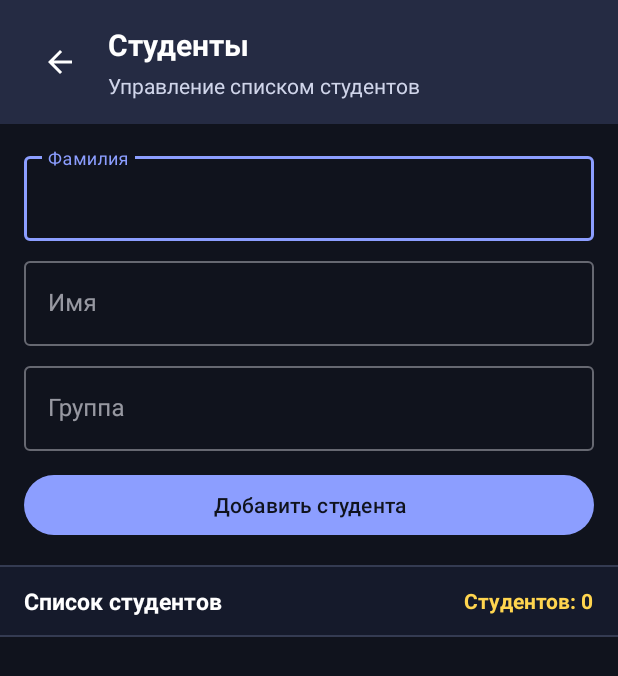
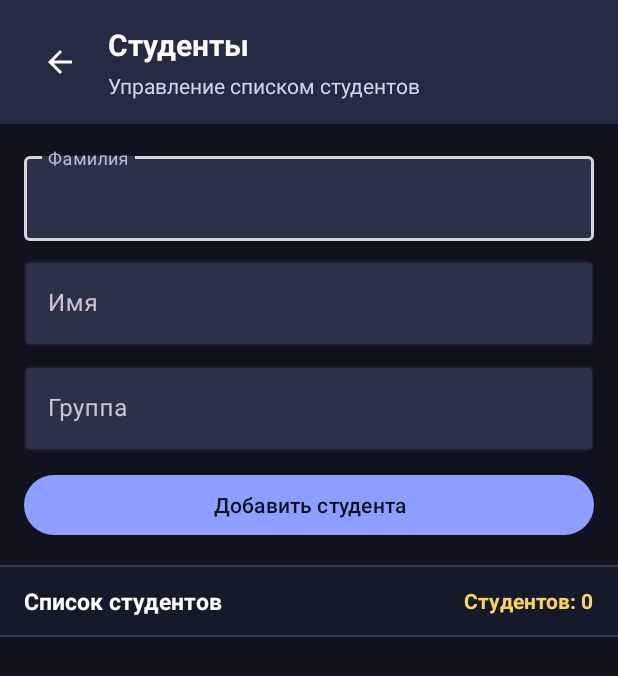
Before and after one commit to EvaElife1/AttendanceControl, an Android app: the StudentsActivity screen opened directly, with no data from a screen before it, on a phone screen of 412 x 824 dp. Shown: the top 676 px of the screen. Run offline under Robolectric (Android 15) with nearby library versions, the phone set to English and light mode, and no system bars; our stand-ins replace Room's generated code; 4 statements that could not run were skipped.

Commit message:
отсебятина

```diff
--- a/app/src/main/res/drawable/login_input_background.xml
+++ b/app/src/main/res/drawable/login_input_background.xml
@@ -1,6 +1,6 @@
 <?xml version="1.0" encoding="utf-8"?>
 <shape xmlns:android="http://schemas.android.com/apk/res/android">
     <solid android:color="@color/surface" />
-    <stroke android:width="1dp" android:color="@color/divider" />
+    <stroke android:width="1dp" android:color="@color/indigo_500" />
     <corners android:radius="12dp" />
 </shape>
--- a/app/src/main/res/layout/activity_statistics.xml
+++ b/app/src/main/res/layout/activity_statistics.xml
@@ -285,7 +285,7 @@
                     android:text="Фильтр записей"
                     android:textSize="13sp"
                     android:textStyle="bold"
-                    android:textColor="?attr/colorOnSurface"
+                    android:textColor="@color/on_surface"
                     android:layout_marginBottom="8dp" />
 
                 <!-- Строка с 2 компактными селекторами рядом -->
--- a/app/src/main/res/layout/activity_students.xml
+++ b/app/src/main/res/layout/activity_students.xml
@@ -62,45 +62,63 @@
         android:padding="16dp">
 
         <com.google.android.material.textfield.TextInputLayout
-            style="@style/Widget.MaterialComponents.TextInputLayout.OutlinedBox"
+            style="@style/Widget.Material3.TextInputLayout.OutlinedBox"
             android:layout_width="match_parent"
             android:layout_height="wrap_content"
             android:hint="Фамилия"
-            android:layout_marginBottom="8dp">
+            android:layout_marginBottom="8dp"
+            app:boxStrokeColor="@color/input_box_stroke"
+            app:boxBackgroundColor="@color/surface_variant"
+            app:hintTextColor="@color/text_secondary">
 
             <com.google.android.material.textfield.TextInputEditText
                 android:id="@+id/etLastName"
+                style="@style/Widget.App.TextInputEditText"
                 android:layout_width="match_parent"
                 android:layout_height="wrap_content"
-                android:inputType="textPersonName|textCapWords" />
+                android:inputType="textPersonName|textCapWords"
+                android:textColor="@color/white"
+                android:textColorHint="@color/text_secondary" />
         </com.google.android.material.textfield.TextInputLayout>
 
         <com.google.android.material.textfield.TextInputLayout
-            style="@style/Widget.MaterialComponents.TextInputLayout.OutlinedBox"
+            style="@style/Widget.Material3.TextInputLayout.OutlinedBox"
             android:layout_width="match_parent"
             android:layout_height="wrap_content"
             android:hint="Имя"
-            android:layout_marginBottom="8dp">
+            android:layout_marginBottom="8dp"
+            app:boxStrokeColor="@color/input_box_stroke"
+            app:boxBackgroundColor="@color/surface_variant"
+            app:hintTextColor="@color/text_secondary">
 
             <com.google.android.material.textfield.TextInputEditText
                 android:id="@+id/etFirstName"
+                style="@style/Widget.App.TextInputEditText"
                 android:layout_width="match_parent"
                 android:layout_height="wrap_content"
-                android:inputType="textPersonName|textCapWords" />
+                android:inputType="textPersonName|textCapWords"
+                android:textColor="@color/white"
+                android:textColorHint="@color/text_secondary" />
         </com.google.android.material.textfield.TextInputLayout>
 
         <com.google.android.material.textfield.TextInputLayout
-            style="@style/Widget.MaterialComponents.TextInputLayout.OutlinedBox"
+            style="@style/Widget.Material3.TextInputLayout.OutlinedBox"
             android:layout_width="match_parent"
             android:layout_height="wrap_content"
             android:hint="Группа"
-            android:layout_marginBottom="12dp">
+            android:layout_marginBottom="12dp"
+            app:boxStrokeColor="@color/input_box_stroke"
+            app:boxBackgroundColor="@color/surface_variant"
+            app:hintTextColor="@color/text_secondary">
 
             <com.google.android.material.textfield.TextInputEditText
                 android:id="@+id/etGroup"
+                style="@style/Widget.App.TextInputEditText"
                 android:layout_width="match_parent"
                 android:layout_height="wrap_content"
-                android:inputType="text" />
+                android:inputType="text"
+                android:textColor="@color/white"
+                android:textColorHint="@color/text_secondary" />
         </com.google.android.material.textfield.TextInputLayout>
 
         <Button
--- a/app/src/main/res/values/themes.xml
+++ b/app/src/main/res/values/themes.xml
@@ -16,6 +16,10 @@
         <item name="colorOnBackground">@color/on_background</item>
         <item name="colorOnSurface">@color/on_surface</item>
 
+        <item name="android:editTextColor">@color/white</item>
+        <item name="android:textColorPrimary">@color/white</item>
+        <item name="editTextStyle">@style/Widget.App.TextInputEditText</item>
+
         <item name="android:statusBarColor">@color/background</item>
         <item name="android:navigationBarColor">@color/background</item>
         <item name="android:windowLightStatusBar">false</item>
@@ -30,6 +34,11 @@
         <item name="android:textStyle">bold</item>
     </style>
 
+    <style name="Widget.App.TextInputEditText" parent="Widget.Material3.TextInputEditText.OutlinedBox">
+        <item name="android:textColor">@color/white</item>
+        <item name="android:textColorHint">@color/text_secondary</item>
+    </style>
+
     <style name="Widget.App.Button.Primary" parent="Widget.Material3.Button">
         <item name="backgroundTint">@color/indigo_500</item>
         <item name="android:textColor">@color/on_primary</item>
```
Also changed, not shown: app/src/main/res/layout/activity_attendance.xml (+12 -8 lines).
